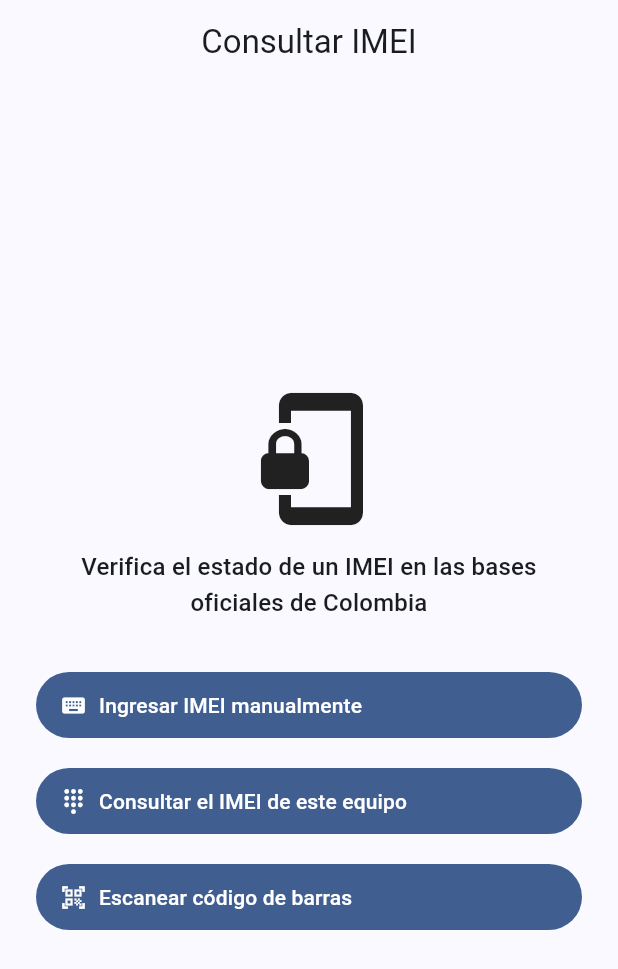
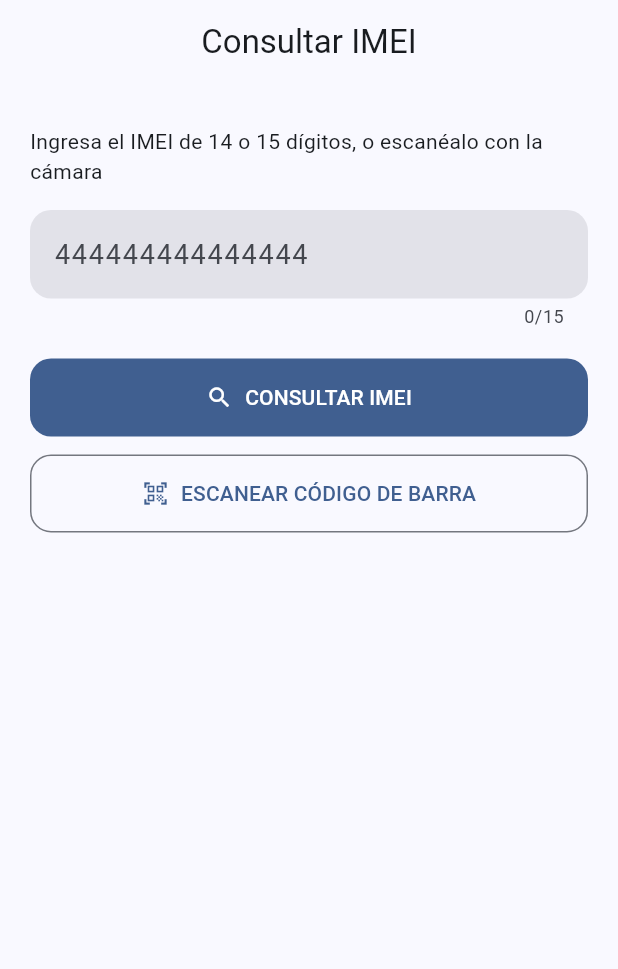
Before and after one commit to DaviidRusell/consultar_imei_app, a Flutter app: the screen it shows after launch, on a phone screen of 412 x 824 dp. Shown: the top 969 px of the screen. Run offline on Flutter 3.47's test engine with Material 3 defaults, Android fonts, the phone set to English and light mode, and no system bars; missing offline and left inert: mobile_scanner.

Commit message:
refactor: pantalla unica con input, escaneo y rate limiting

```diff
--- /dev/null
+++ b/lib/core/security/rate_limiter.dart
@@ -0,0 +1,36 @@
+/// Limita la frecuencia de consultas para evitar saturar la API
+/// o exponerla a ataques de fuerza bruta / scraping.
+class RateLimiter {
+  final int maxRequests;
+  final Duration window;
+  final Duration cooldown;
+
+  final List<DateTime> _timestamps = [];
+  DateTime? _lastRequest;
+
+  RateLimiter({
+    this.maxRequests = 8,
+    this.window = const Duration(minutes: 1),
+    this.cooldown = const Duration(seconds: 2),
+  });
+
+  /// Retorna null si se puede continuar, o un mensaje de error si no.
+  String? checkAndRegister() {
+    final now = DateTime.now();
+
+    if (_lastRequest != null && now.difference(_lastRequest!) < cooldown) {
+      final restante = cooldown - now.difference(_lastRequest!);
+      return 'Espera ${restante.inSeconds + 1}s antes de otra consulta';
+    }
+
+    _timestamps.removeWhere((t) => now.difference(t) > window);
+
+    if (_timestamps.length >= maxRequests) {
+      return 'Demasiadas consultas. Intenta de nuevo en un momento.';
+    }
+
+    _timestamps.add(now);
+    _lastRequest = now;
+    return null;
+  }
+}
--- a/lib/presentation/providers/imei_provider.dart
+++ b/lib/presentation/providers/imei_provider.dart
@@ -1,6 +1,7 @@
 import 'package:flutter/foundation.dart';
 
 import '../../core/errors/exceptions.dart';
+import '../../core/security/rate_limiter.dart';
 import '../../domain/entities/imei_entity.dart';
 import '../../domain/usecases/consult_imei_usecase.dart';
 
@@ -8,18 +9,33 @@ enum ImeiStatus { idle, loading, success, error }
 
 class ImeiProvider extends ChangeNotifier {
   final ConsultImeiUseCase consultImeiUseCase;
+  final RateLimiter _rateLimiter = RateLimiter();
 
   ImeiProvider({required this.consultImeiUseCase});
 
   ImeiStatus _status = ImeiStatus.idle;
   ImeiEntity? _resultado;
   String? _errorMessage;
+  bool _isBusy = false; // candado adicional anti doble-tap
 
   ImeiStatus get status => _status;
   ImeiEntity? get resultado => _resultado;
   String? get errorMessage => _errorMessage;
+  bool get isLoading => _status == ImeiStatus.loading;
 
   Future<void> consultar(String imei) async {
+    // Candado: ignora toques repetidos mientras hay una consulta en curso
+    if (_isBusy) return;
+
+    final rateLimitMsg = _rateLimiter.checkAndRegister();
+    if (rateLimitMsg != null) {
+      _errorMessage = rateLimitMsg;
+      _status = ImeiStatus.error;
+      notifyListeners();
+      return;
+    }
+
+    _isBusy = true;
     _status = ImeiStatus.loading;
     _errorMessage = null;
     notifyListeners();
@@ -46,6 +62,8 @@ class ImeiProvider extends ChangeNotifier {
     } catch (_) {
       _errorMessage = 'Ocurrió un error inesperado.';
       _status = ImeiStatus.error;
+    } finally {
+      _isBusy = false;
     }
 
     notifyListeners();
--- a/lib/presentation/screens/home_screen.dart
+++ b/lib/presentation/screens/home_screen.dart
@@ -1,56 +1,174 @@
 import 'package:flutter/material.dart';
+import 'package:flutter/services.dart';
+import 'package:mobile_scanner/mobile_scanner.dart';
+import 'package:provider/provider.dart';
 
-import 'manual_input_screen.dart';
-import 'scanner_screen.dart';
-import 'dial_code_screen.dart';
+import '../providers/imei_provider.dart';
+import '../widgets/imei_result_sheet.dart';
 
-class HomeScreen extends StatelessWidget {
+class HomeScreen extends StatefulWidget {
   const HomeScreen({super.key});
 
   @override
+  State<HomeScreen> createState() => _HomeScreenState();
+}
+
+class _HomeScreenState extends State<HomeScreen> {
+  final TextEditingController _controller = TextEditingController();
+  final _formKey = GlobalKey<FormState>();
+  String? _validationError;
+
+  static const int _maxLen = 15;
+  static const int _minLen = 14;
+
+  @override
+  void initState() {
+    super.initState();
+    _controller.addListener(() => setState(() {}));
+  }
+
+  @override
+  void dispose() {
+    _controller.dispose();
+    super.dispose();
+  }
+
+  String? _validar(String value) {
+    final v = value.trim();
+    if (v.isEmpty) return 'Ingresa un IMEI';
+    if (v.length < _minLen) return 'Faltan ${_minLen - v.length} dígitos';
+    if (!RegExp(r'^\d{14,15}$').hasMatch(v)) return 'Solo se permiten números';
+    return null;
+  }
+
+  Future<void> _consultar([String? imeiOverride]) async {
+    final imei = (imeiOverride ?? _controller.text).trim();
+    final error = _validar(imei);
+
+    setState(() => _validationError = error);
+    if (error != null) return;
+
+    FocusScope.of(context).unfocus();
+
+    final provider = context.read<ImeiProvider>();
+    await provider.consultar(imei);
+
+    if (!mounted) return;
+
+    if (provider.status == ImeiStatus.success) {
+      showModalBottomSheet(
+        context: context,
+        isScrollControlled: true,
+        shape: const RoundedRectangleBorder(
+          borderRadius: BorderRadius.vertical(top: Radius.circular(20)),
+        ),
+        builder: (_) => const ImeiResultSheet(),
+      );
+    } else if (provider.status == ImeiStatus.error) {
+      ScaffoldMessenger.of(context).showSnackBar(
+        SnackBar(content: Text(provider.errorMessage ?? 'Error desconocido')),
+      );
+    }
+  }
+
+  Future<void> _escanear() async {
+    final imeiEscaneado = await Navigator.push<String>(
+      context,
+      MaterialPageRoute(builder: (_) => const _ScannerPage()),
+    );
+
+    if (imeiEscaneado == null || !mounted) return;
+
+    _controller.text = imeiEscaneado;
+    setState(() => _validationError = null);
+    await _consultar(imeiEscaneado); // consulta inmediata tras escanear
+  }
+
+  void _limpiar() {
+    _controller.clear();
+    setState(() => _validationError = null);
+  }
+
+  @override
   Widget build(BuildContext context) {
+    final isLoading = context.watch<ImeiProvider>().isLoading;
+    final currentLength = _controller.text.length;
+
     return Scaffold(
       appBar: AppBar(title: const Text('Consultar IMEI')),
       body: SafeArea(
         child: Padding(
-          padding: const EdgeInsets.all(24),
+          padding: const EdgeInsets.all(20),
           child: Column(
-            mainAxisAlignment: MainAxisAlignment.center,
             crossAxisAlignment: CrossAxisAlignment.stretch,
             children: [
-              const Icon(Icons.phonelink_lock, size: 96),
-              const SizedBox(height: 12),
+              const SizedBox(height: 8),
               Text(
-                'Verifica el estado de un IMEI en las bases oficiales de Colombia',
-                textAlign: TextAlign.center,
-                style: Theme.of(context).textTheme.titleMedium,
+                'Ingresa el IMEI de 14 o 15 dígitos, o escanéalo con la cámara',
+                style: Theme.of(context).textTheme.bodyMedium,
               ),
-              const SizedBox(height: 32),
-              _OptionButton(
-                icon: Icons.keyboard,
-                label: 'Ingresar IMEI manualmente',
-                onTap: () => Navigator.push(
-                  context,
-                  MaterialPageRoute(builder: (_) => const ManualInputScreen()),
+              const SizedBox(height: 16),
+              TextField(
+                controller: _controller,
+                enabled: !isLoading,
+                keyboardType: TextInputType.number,
+                textInputAction: TextInputAction.done,
+                inputFormatters: [
+                  FilteringTextInputFormatter.digitsOnly,
+                  LengthLimitingTextInputFormatter(_maxLen),
+                ],
+                onSubmitted: (_) => _consultar(),
+                style: const TextStyle(fontSize: 18, letterSpacing: 1.2),
+                decoration: InputDecoration(
+                  hintText: '444444444444444',
+                  filled: true,
+                  border: OutlineInputBorder(
+                    borderRadius: BorderRadius.circular(14),
+                    borderSide: BorderSide.none,
+                  ),
+                  errorText: _validationError,
+                  counterText: '$currentLength/$_maxLen',
+                  suffixIcon: currentLength > 0
+                      ? IconButton(
+                          icon: const Icon(Icons.close),
+                          tooltip: 'Limpiar',
+                          onPressed: isLoading ? null : _limpiar,
+                        )
+                      : null,
                 ),
               ),
-              const SizedBox(height: 16),
-              _OptionButton(
-                icon: Icons.dialpad,
-                label: 'Consultar el IMEI de este equipo',
-                onTap: () => Navigator.push(
-                  context,
-                  MaterialPageRoute(builder: (_) => const DialCodeScreen()),
+              const SizedBox(height: 20),
+              FilledButton.icon(
+                onPressed: isLoading ? null : () => _consultar(),
+                style: FilledButton.styleFrom(
+                  padding: const EdgeInsets.symmetric(vertical: 16),
+                  shape: RoundedRectangleBorder(
+                    borderRadius: BorderRadius.circular(14),
+                  ),
                 ),
+                icon: isLoading
+                    ? const SizedBox(
+                        height: 18,
+                        width: 18,
+                        child: CircularProgressIndicator(
+                          strokeWidth: 2,
+                          color: Colors.white,
+                        ),
+                      )
+                    : const Icon(Icons.search),
+                label: Text(isLoading ? 'Consultando...' : 'CONSULTAR IMEI'),
               ),
-              const SizedBox(height: 16),
-              _OptionButton(
-                icon: Icons.qr_code_scanner,
-                label: 'Escanear código de barras',
-                onTap: () => Navigator.push(
-                  context,
-                  MaterialPageRoute(builder: (_) => const ScannerScreen()),
+              const SizedBox(height: 12),
+              OutlinedButton.icon(
+                onPressed: isLoading ? null : _escanear,
+                style: OutlinedButton.styleFrom(
+                  padding: const EdgeInsets.symmetric(vertical: 16),
+                  shape: RoundedRectangleBorder(
+                    borderRadius: BorderRadius.circular(14),
+                  ),
                 ),
+                icon: const Icon(Icons.qr_code_scanner),
+                label: const Text('ESCANEAR CÓDIGO DE BARRA'),
               ),
             ],
           ),
@@ -60,27 +178,70 @@ class HomeScreen extends StatelessWidget {
   }
 }
 
-class _OptionButton extends StatelessWidget {
-  final IconData icon;
-  final String label;
-  final VoidCallback onTap;
+/// Pantalla de cámara aislada: retorna el IMEI detectado vía Navigator.pop
+class _ScannerPage extends StatefulWidget {
+  const _ScannerPage();
 
-  const _OptionButton({
-    required this.icon,
-    required this.label,
-    required this.onTap,
-  });
+  @override
+  State<_ScannerPage> createState() => _ScannerPageState();
+}
+
+class _ScannerPageState extends State<_ScannerPage> {
+  final MobileScannerController _controller = MobileScannerController(
+    formats: const [BarcodeFormat.code128, BarcodeFormat.ean13],
+  );
+  bool _detectado = false;
+
+  @override
+  void dispose() {
+    _controller.dispose();
+    super.dispose();
+  }
+
+  void _onDetect(BarcodeCapture capture) {
+    if (_detectado) return;
+    for (final barcode in capture.barcodes) {
+      final raw = barcode.rawValue ?? '';
+      final digits = RegExp(r'\d{14,15}').firstMatch(raw)?.group(0);
+      if (digits != null) {
+        _detectado = true;
+        _controller.stop();
+        Navigator.pop(context, digits);
+        return;
+      }
+    }
+  }
 
   @override
   Widget build(BuildContext context) {
-    return FilledButton.icon(
-      onPressed: onTap,
-      icon: Icon(icon),
-      label: Padding(
-        padding: const EdgeInsets.symmetric(vertical: 12),
-        child: Text(label),
+    return Scaffold(
+      appBar: AppBar(
+        title: const Text('Escanear código'),
+        actions: [
+          IconButton(
+            icon: const Icon(Icons.flash_on),
+            onPressed: () => _controller.toggleTorch(),
+          ),
+        ],
       ),
-      style: FilledButton.styleFrom(alignment: Alignment.centerLeft),
+      body: Stack(
+        children: [
+          MobileScanner(controller: _controller, onDetect: _onDetect),
+          Align(
+            alignment: Alignment.bottomCenter,
+            child: Container(
+              width: double.infinity,
+              padding: const EdgeInsets.all(16),
+              color: Colors.black54,
+              child: const Text(
+                'Apunta al código de barras del IMEI (pantalla *#06# o caja del equipo)',
+                textAlign: TextAlign.center,
+                style: TextStyle(color: Colors.white),
+              ),
+            ),
+          ),
+        ],
+      ),
     );
   }
 }
```
Also changed, not shown: lib/presentation/screens/dial_code_screen.dart (deleted, +0 -86 lines), lib/presentation/screens/manual_input_screen.dart (deleted, +0 -105 lines), lib/presentation/screens/scanner_screen.dart (deleted, +0 -84 lines), lib/presentation/widgets/imei_result_sheet.dart (added, +74 -0 lines), 1 other file.
